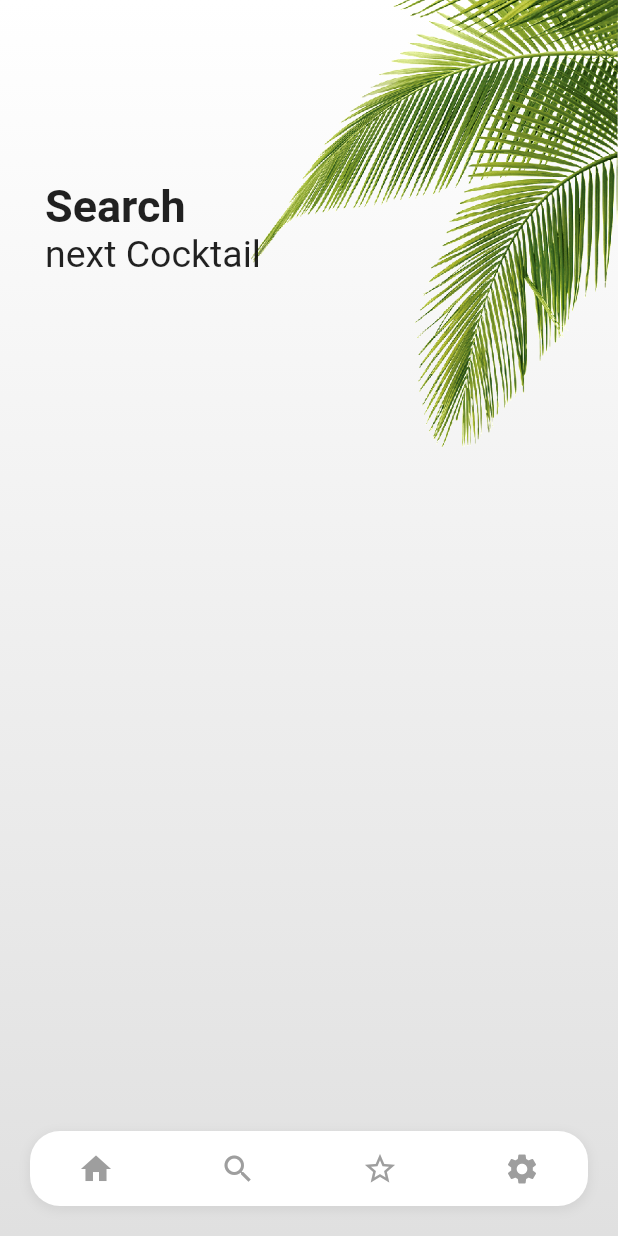
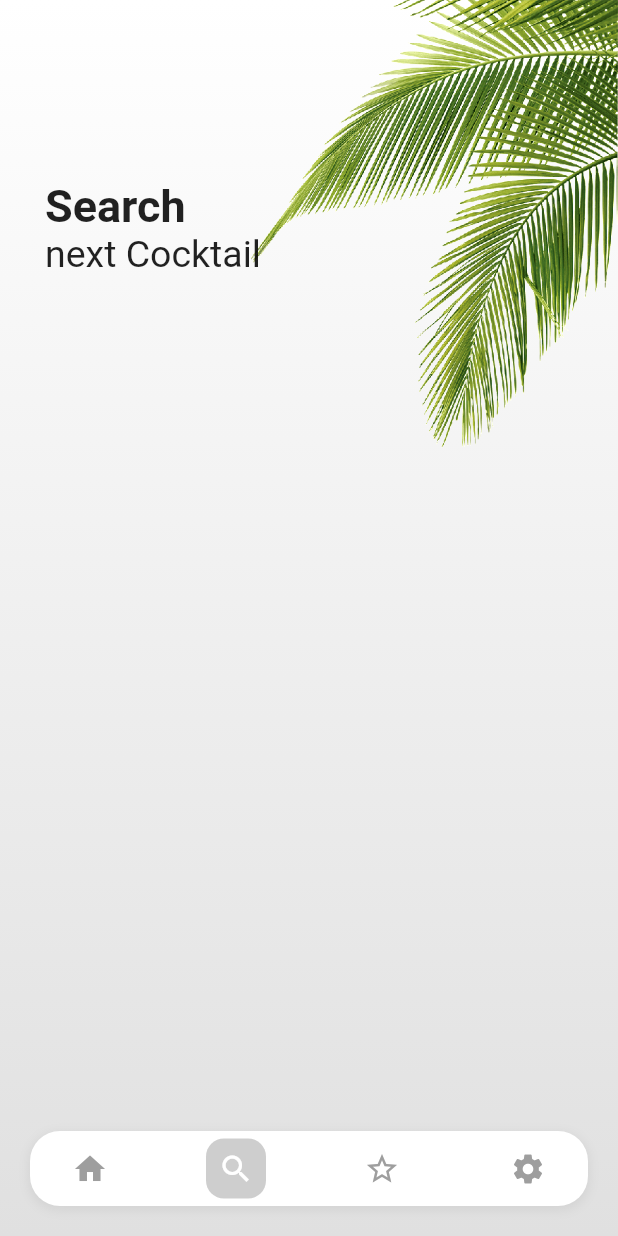
Before and after one commit to 92Andy/flutter_cocktail, a Flutter app: the screen it shows after launch, scrolled down 452 dp, after a tap on the "search" icon, on a phone screen of 412 x 824 dp. Run offline on Flutter 3.47's test engine with Material 2 defaults, Android fonts, the phone set to English and light mode, and no system bars; our stand-ins replace bloc, cached_network_image, flutter_bloc; network calls fail.

Commit message:
favorites and settings pages added

```diff
--- a/lib/main.dart
+++ b/lib/main.dart
@@ -1,5 +1,7 @@
 import 'package:flutter/material.dart';
+import 'package:flutter_cocktail/favorites/favorites_page.dart';
 import 'package:flutter_cocktail/search/search_page.dart';
+import 'package:flutter_cocktail/settings/settings_page.dart';
 
 import 'widgets/bottom_nav_bar.dart';
 import 'home/home_page.dart';
@@ -34,6 +36,8 @@ class _MainPageState extends State<MainPage> {
   final listOfPages = <Widget>[
     const HomePage(),
     const SearchPage(),
+    const FavoritesPage(),
+    const SettingsPage(),
   ];
 
   @override
@@ -42,6 +46,7 @@ class _MainPageState extends State<MainPage> {
       extendBody: true,
       backgroundColor: Colors.transparent,
       bottomNavigationBar: BottomNavBar(
+        currentIndex: _currentPageIndex,
         iconTapped: (int index) => setState(() {
           _currentPageIndex = index;
         }),
--- a/lib/widgets/bottom_nav_bar.dart
+++ b/lib/widgets/bottom_nav_bar.dart
@@ -4,9 +4,11 @@ class BottomNavBar extends StatelessWidget {
   const BottomNavBar({
     Key? key,
     required this.iconTapped,
+    required this.currentIndex,
   }) : super(key: key);
 
   final Function(int) iconTapped;
+  final int currentIndex;
 
   @override
   Widget build(BuildContext context) {
@@ -35,25 +37,29 @@ class BottomNavBar extends StatelessWidget {
           child: Row(
             mainAxisAlignment: MainAxisAlignment.spaceBetween,
             children: [
-              IconButton(
-                onPressed: () => iconTapped(0),
-                icon: const Icon(Icons.home),
-                color: Colors.grey,
+              _BottomNavBarIconItem(
+                currentActiveIndex: currentIndex,
+                itemIndex: 0,
+                iconData: Icons.home,
+                onTap: iconTapped,
               ),
-              IconButton(
-                onPressed: () => iconTapped(1),
-                icon: const Icon(Icons.search),
-                color: Colors.grey,
+              _BottomNavBarIconItem(
+                currentActiveIndex: currentIndex,
+                itemIndex: 1,
+                iconData: Icons.search,
+                onTap: iconTapped,
               ),
-              IconButton(
-                onPressed: () => iconTapped(1),
-                icon: const Icon(Icons.star_outline),
-                color: Colors.grey,
+              _BottomNavBarIconItem(
+                currentActiveIndex: currentIndex,
+                itemIndex: 2,
+                iconData: Icons.star_outline,
+                onTap: iconTapped,
               ),
-              IconButton(
-                onPressed: () => iconTapped(1),
-                icon: const Icon(Icons.settings),
-                color: Colors.grey,
+              _BottomNavBarIconItem(
+                currentActiveIndex: currentIndex,
+                itemIndex: 3,
+                iconData: Icons.settings,
+                onTap: iconTapped,
               ),
             ],
           ),
@@ -62,3 +68,42 @@ class BottomNavBar extends StatelessWidget {
     );
   }
 }
+
+class _BottomNavBarIconItem extends StatelessWidget {
+  const _BottomNavBarIconItem({
+    Key? key,
+    required this.currentActiveIndex,
+    required this.itemIndex,
+    required this.iconData,
+    required this.onTap,
+  }) : super(key: key);
+
+  final int itemIndex;
+  final int currentActiveIndex;
+  final IconData iconData;
+  final Function(int) onTap;
+
+  bool isActive() => currentActiveIndex == itemIndex;
+
+  @override
+  Widget build(BuildContext context) {
+    return Material(
+      shape: isActive()
+          ? const RoundedRectangleBorder(
+              borderRadius: BorderRadius.all(Radius.circular(12)),
+            )
+          : null,
+      color: isActive() ? Colors.grey.withOpacity(.5) : Colors.transparent,
+      child: Padding(
+        padding: const EdgeInsets.all(8.0),
+        child: InkWell(
+          onTap: () => onTap(itemIndex),
+          child: Icon(
+            iconData,
+            color: isActive() ? Colors.white : Colors.grey,
+          ),
+        ),
+      ),
+    );
+  }
+}
```
Also changed, not shown: lib/favorites/favorites_page.dart (added, +34 -0 lines), lib/settings/settings_page.dart (added, +34 -0 lines).
